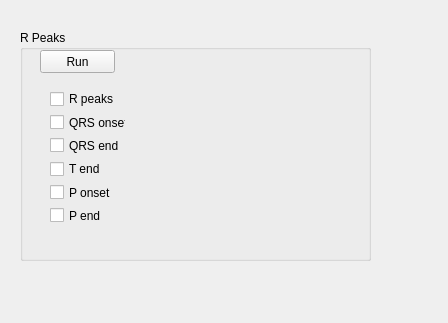
First picture: the form in EcgApplicationCore/View/r_peaks_gui.ui, repository KuleszIB/EcgAppCore, before the edit.
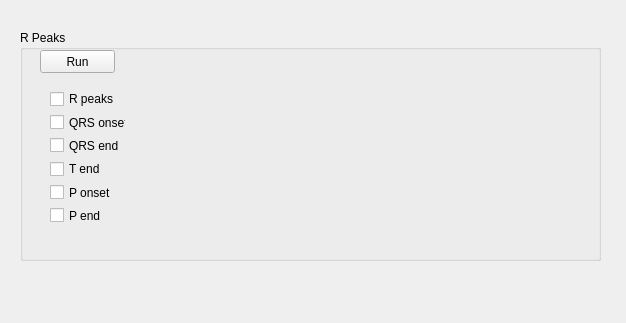
Second picture: the form after the edit.

Patch:
```diff
--- a/EcgApplicationCore/View/r_peaks_gui.ui
+++ b/EcgApplicationCore/View/r_peaks_gui.ui
@@ -6,7 +6,7 @@
    <rect>
     <x>0</x>
     <y>0</y>
-    <width>448</width>
+    <width>626</width>
     <height>323</height>
    </rect>
   </property>
@@ -18,7 +18,7 @@
     <rect>
      <x>20</x>
      <y>30</y>
-     <width>351</width>
+     <width>581</width>
      <height>231</height>
     </rect>
    </property>
@@ -92,6 +92,16 @@
      </item>
     </layout>
    </widget>
+   <widget class="QWidget" name="qrsPlot" native="true">
+    <property name="geometry">
+     <rect>
+      <x>130</x>
+      <y>30</y>
+      <width>411</width>
+      <height>181</height>
+     </rect>
+    </property>
+   </widget>
   </widget>
  </widget>
  <resources/>
```
